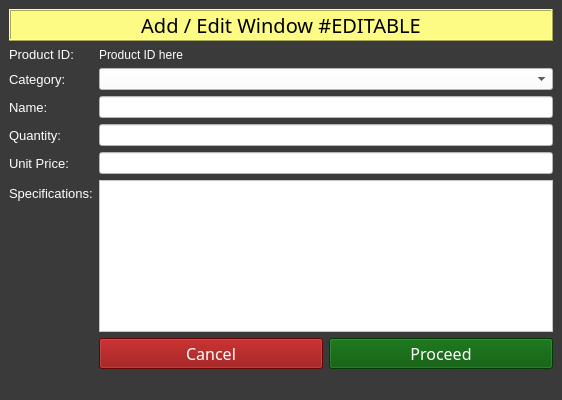
This is add_edit.ui in Aenan05/MAXPC as Qt 5 draws it before an edit. The edited form follows.
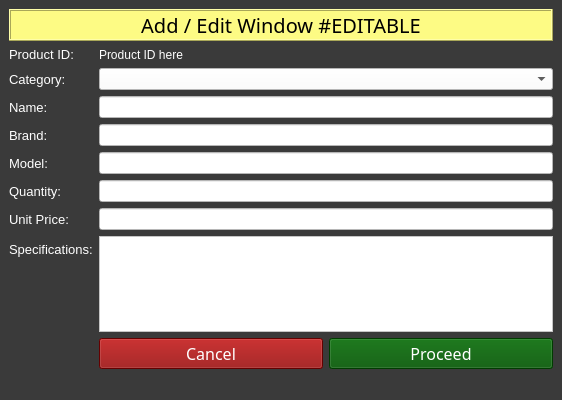
This is the edited form.

Diff of the .ui file:
```diff
--- a/add_edit.ui
+++ b/add_edit.ui
@@ -72,7 +72,7 @@
          </widget>
         </item>
         <item row="1" column="1">
-         <widget class="QComboBox" name="comboBox">
+         <widget class="QComboBox" name="cmbCtgry">
           <property name="styleSheet">
            <string notr="true">background-color: rgb(255, 255, 255);
 color: rgb(0, 0, 0);</string>
@@ -101,7 +101,7 @@
           </property>
          </widget>
         </item>
-        <item row="3" column="0">
+        <item row="5" column="0">
          <widget class="QLabel" name="label_4">
           <property name="font">
            <font>
@@ -116,21 +116,21 @@
           </property>
          </widget>
         </item>
-        <item row="3" column="1">
+        <item row="5" column="1">
          <widget class="QLineEdit" name="txtQty">
           <property name="styleSheet">
            <string notr="true">background-color: rgb(255, 255, 255);</string>
           </property>
          </widget>
         </item>
-        <item row="4" column="1">
+        <item row="6" column="1">
          <widget class="QLineEdit" name="txtUP">
           <property name="styleSheet">
            <string notr="true">background-color: rgb(255, 255, 255);</string>
           </property>
          </widget>
         </item>
-        <item row="6" column="0">
+        <item row="8" column="0">
          <widget class="QLabel" name="label_7">
           <property name="font">
            <font>
@@ -145,14 +145,14 @@
           </property>
          </widget>
         </item>
-        <item row="6" column="1">
+        <item row="8" column="1">
          <widget class="QPlainTextEdit" name="txtSpecs">
           <property name="styleSheet">
            <string notr="true">background-color: rgb(255, 255, 255);</string>
           </property>
          </widget>
         </item>
-        <item row="7" column="1">
+        <item row="9" column="1">
          <layout class="QHBoxLayout" name="horizontalLayout_6">
           <item>
            <widget class="QPushButton" name="btnCancel2">
@@ -190,7 +190,7 @@
           </item>
          </layout>
         </item>
-        <item row="4" column="0">
+        <item row="6" column="0">
          <widget class="QLabel" name="label_5">
           <property name="font">
            <font>
@@ -205,6 +205,50 @@
           </property>
          </widget>
         </item>
+        <item row="3" column="0">
+         <widget class="QLabel" name="label_6">
+          <property name="font">
+           <font>
+            <pointsize>10</pointsize>
+           </font>
+          </property>
+          <property name="styleSheet">
+           <string notr="true">color: rgb(255, 255, 255);</string>
+          </property>
+          <property name="text">
+           <string>Brand:</string>
+          </property>
+         </widget>
+        </item>
+        <item row="4" column="0">
+         <widget class="QLabel" name="label_8">
+          <property name="font">
+           <font>
+            <pointsize>10</pointsize>
+           </font>
+          </property>
+          <property name="styleSheet">
+           <string notr="true">color: rgb(255, 255, 255);</string>
+          </property>
+          <property name="text">
+           <string>Model:</string>
+          </property>
+         </widget>
+        </item>
+        <item row="3" column="1">
+         <widget class="QLineEdit" name="txtBrand">
+          <property name="styleSheet">
+           <string notr="true">background-color: rgb(255, 255, 255);</string>
+          </property>
+         </widget>
+        </item>
+        <item row="4" column="1">
+         <widget class="QLineEdit" name="txtModel">
+          <property name="styleSheet">
+           <string notr="true">background-color: rgb(255, 255, 255);</string>
+          </property>
+         </widget>
+        </item>
        </layout>
       </item>
       <item row="0" column="0">
```
